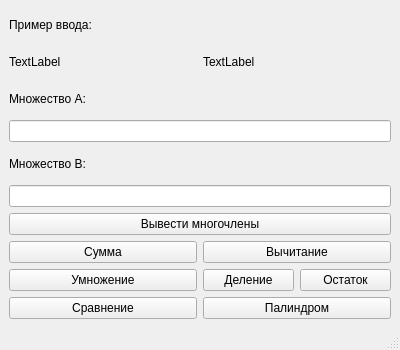
Old version of the form QtLaba3/mainwindow.ui in the repository PAhAR3VSKy/3Semestr.
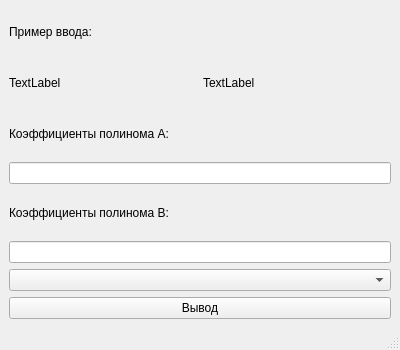
New version of the form.

Patch:
```diff
--- a/QtLaba3/mainwindow.ui
+++ b/QtLaba3/mainwindow.ui
@@ -55,7 +55,7 @@
     <item>
      <widget class="QLabel" name="label">
       <property name="text">
-       <string>Множество А:</string>
+       <string>Коэффициенты полинома А:</string>
       </property>
      </widget>
     </item>
@@ -72,72 +72,22 @@
     <item>
      <widget class="QLabel" name="label_2">
       <property name="text">
-       <string>Множество В:</string>
+       <string>Коэффициенты полинома В:</string>
       </property>
      </widget>
     </item>
     <item>
      <widget class="QLineEdit" name="StringB"/>
     </item>
+    <item>
+     <widget class="QComboBox" name="comboBox"/>
+    </item>
     <item>
      <layout class="QGridLayout" name="gridLayout">
-      <item row="2" column="1">
-       <layout class="QHBoxLayout" name="horizontalLayout">
-        <item>
-         <widget class="QPushButton" name="division">
-          <property name="text">
-           <string>Деление</string>
-          </property>
-         </widget>
-        </item>
-        <item>
-         <widget class="QPushButton" name="remains">
-          <property name="text">
-           <string>Остаток</string>
-          </property>
-         </widget>
-        </item>
-       </layout>
-      </item>
-      <item row="1" column="0">
-       <widget class="QPushButton" name="Sum">
+      <item row="0" column="0">
+       <widget class="QPushButton" name="Input">
         <property name="text">
-         <string>Сумма</string>
-        </property>
-       </widget>
-      </item>
-      <item row="3" column="0">
-       <widget class="QPushButton" name="comparison">
-        <property name="text">
-         <string>Сравнение</string>
-        </property>
-       </widget>
-      </item>
-      <item row="2" column="0">
-       <widget class="QPushButton" name="mult">
-        <property name="text">
-         <string>Умножение</string>
-        </property>
-       </widget>
-      </item>
-      <item row="3" column="1">
-       <widget class="QPushButton" name="palindrome">
-        <property name="text">
-         <string>Палиндром</string>
-        </property>
-       </widget>
-      </item>
-      <item row="1" column="1">
-       <widget class="QPushButton" name="subtraction">
-        <property name="text">
-         <string>Вычитание</string>
-        </property>
-       </widget>
-      </item>
-      <item row="0" column="0" colspan="2">
-       <widget class="QPushButton" name="Show">
-        <property name="text">
-         <string>Вывести многочлены</string>
+         <string>Вывод</string>
         </property>
        </widget>
       </item>
```
